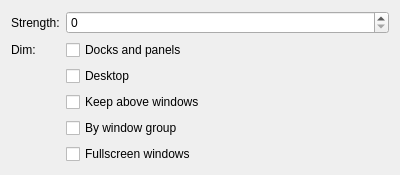
This is src/plugins/diminactive/diminactive_config.ui in lfdevs/kwin as Qt 5 draws it before an edit. The edited form follows.
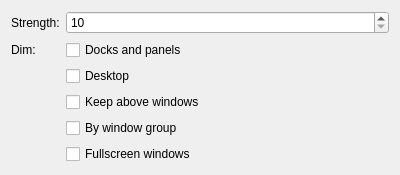
This is the edited form.

Diff of the .ui file:
```diff
--- a/src/plugins/diminactive/diminactive_config.ui
+++ b/src/plugins/diminactive/diminactive_config.ui
@@ -26,8 +26,11 @@
        <verstretch>0</verstretch>
       </sizepolicy>
      </property>
+     <property name="minimum">
+      <number>10</number>
+     </property>
      <property name="maximum">
-      <number>100</number>
+      <number>90</number>
      </property>
      <property name="singleStep">
       <number>5</number>
```
